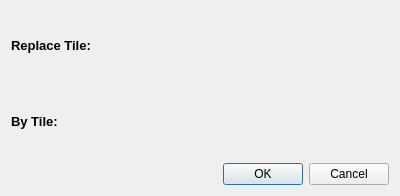
Before: the Qt Designer form HiveWE/TilePicker.ui in stijnherfst/HiveWE, drawn with Qt 5.
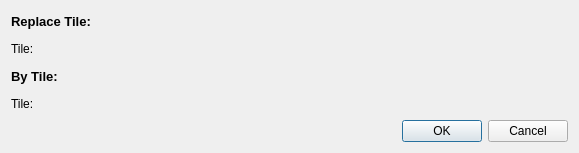
After: the same form once the commit is applied.

```diff
--- a/HiveWE/TilePicker.ui
+++ b/HiveWE/TilePicker.ui
@@ -6,8 +6,8 @@
    <rect>
     <x>0</x>
     <y>0</y>
-    <width>400</width>
-    <height>196</height>
+    <width>579</width>
+    <height>153</height>
    </rect>
   </property>
   <property name="windowTitle">
@@ -21,6 +21,13 @@
      </property>
     </widget>
    </item>
+   <item>
+    <widget class="QLabel" name="selectedTileLabel">
+     <property name="text">
+      <string>Tile:</string>
+     </property>
+    </widget>
+   </item>
    <item>
     <layout class="QHBoxLayout" name="flowlayout_placeholder_1"/>
    </item>
@@ -31,6 +38,13 @@
      </property>
     </widget>
    </item>
+   <item>
+    <widget class="QLabel" name="replacingTileLabel">
+     <property name="text">
+      <string>Tile:</string>
+     </property>
+    </widget>
+   </item>
    <item>
     <layout class="QHBoxLayout" name="flowlayout_placeholder_2"/>
    </item>
```
